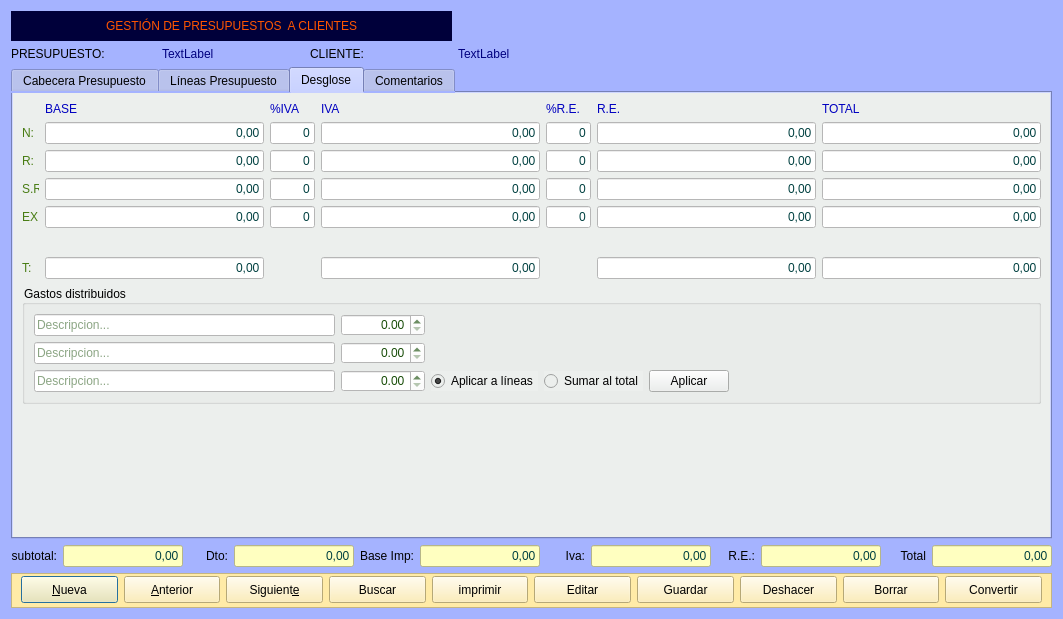
The window that Zona_Ventas/frmpresupuestoscli.ui (arcnexus/RedFoX) describes before a commit, drawn with Qt 5.
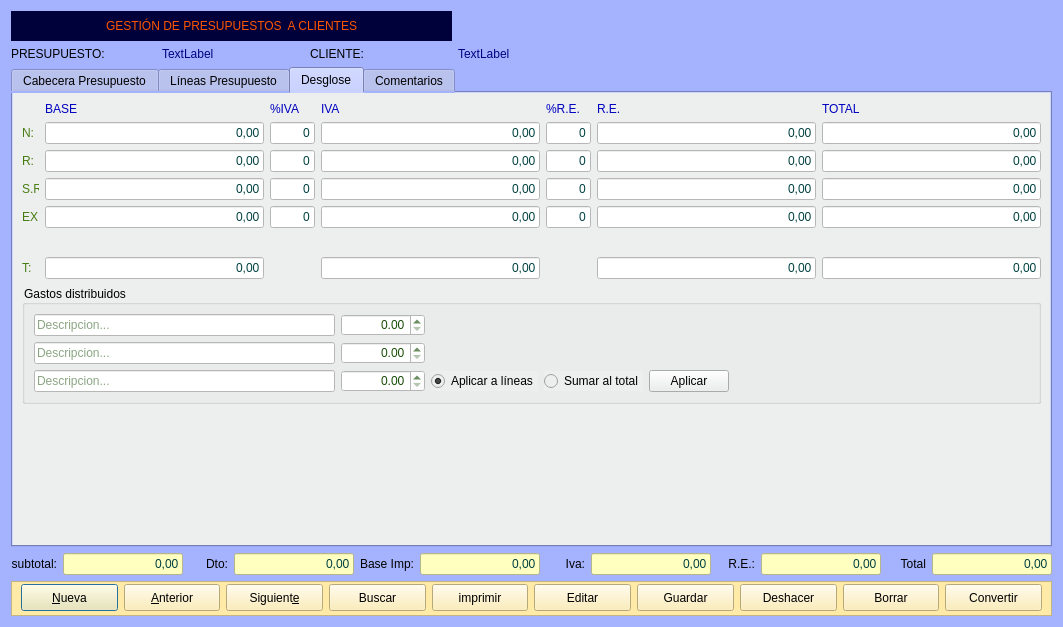
The same window after the commit. The open tabs and pages were chosen to show the change. Icons and pictures are not drawn.

The edit to the form file:
```diff
--- a/Zona_Ventas/frmpresupuestoscli.ui
+++ b/Zona_Ventas/frmpresupuestoscli.ui
@@ -7,7 +7,7 @@
     <x>0</x>
     <y>0</y>
     <width>1063</width>
-    <height>619</height>
+    <height>627</height>
    </rect>
   </property>
   <property name="sizePolicy">
@@ -374,7 +374,7 @@
       </widget>
      </item>
      <item>
-      <widget class="QLineEdit" name="txtbase">
+      <widget class="QLineEdit" name="txtsubtotal">
        <property name="enabled">
         <bool>false</bool>
        </property>
@@ -446,7 +446,7 @@
       </widget>
      </item>
      <item>
-      <widget class="QLineEdit" name="txtsubtotal">
+      <widget class="QLineEdit" name="txtbase">
        <property name="enabled">
         <bool>false</bool>
        </property>
```
Left out of the diff: 6 changed lines with no effect on the pictures.
